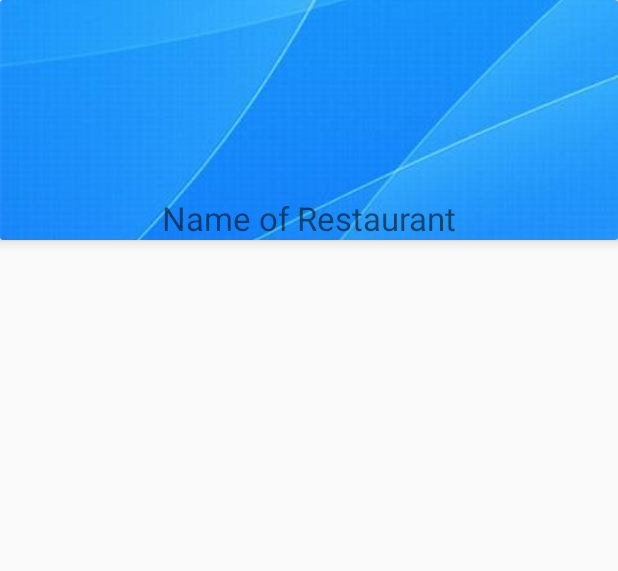
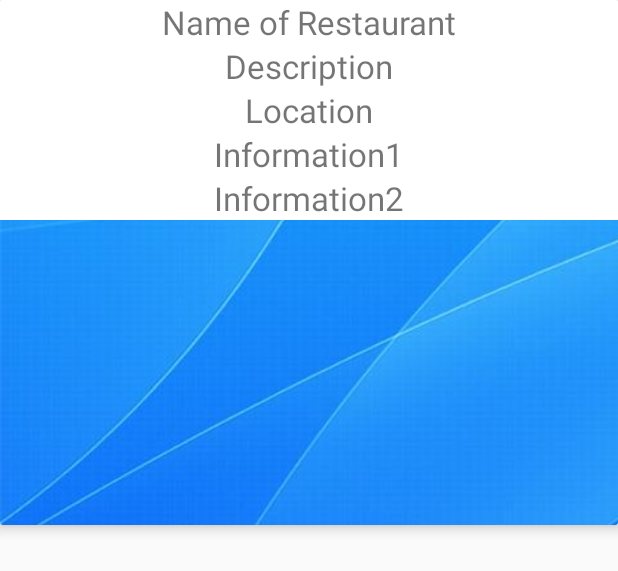
Before and after one commit to pnu-005-team1/projectTeam1, an Android app: the layout restaurant_item.xml on its own in the app's theme, with its tools: preview values and no code run, on a phone screen of 412 x 824 dp. Shown: the top 571 px of the screen. Run offline under Robolectric (Android 15) with nearby library versions, the phone set to English and light mode, and no system bars.

Commit message:
Category5(updated)

```diff
--- a/Category5/app/src/main/java/kr/ac/pusan/cse/category5/HolderV/MenuViewHolder.java
+++ b/Category5/app/src/main/java/kr/ac/pusan/cse/category5/HolderV/MenuViewHolder.java
@@ -28,6 +28,7 @@ public class MenuViewHolder extends RecyclerView.ViewHolder implements View.OnCl
 
     @Override
     public void onClick(View view){
+
         itemClickListener.onClick(view,getAdapterPosition(),false);
     }
 
--- a/Category5/app/src/main/res/layout/menu_items.xml
+++ b/Category5/app/src/main/res/layout/menu_items.xml
@@ -22,6 +22,7 @@
             android:textSize="22sp"
             android:text="Name"
             android:gravity="center"
+            android:background="@color/white"
             android:layout_alignParentBottom="true"
             />
     </RelativeLayout>
--- a/Category5/app/src/main/res/layout/restaurant_item.xml
+++ b/Category5/app/src/main/res/layout/restaurant_item.xml
@@ -3,7 +3,7 @@
     xmlns:android="http://schemas.android.com/apk/res/android"
     xmlns:app="http://schemas.android.com/apk/res-auto"
     android:layout_width="match_parent"
-    android:layout_height="160dp"
+    android:layout_height="350dp"
     app:cardElevation="5dp"
     android:layout_marginBottom="9dp">
 
@@ -15,7 +15,8 @@
             android:layout_height="match_parent"
             android:id="@+id/image_restaurant"
             android:scaleType="centerCrop"
-            android:src="@drawable/back"/>
+            android:src="@drawable/back"
+            android:layout_below="@id/name_restaurant"/>
         <TextView
             android:layout_width="match_parent"
             android:layout_height="wrap_content"
@@ -23,8 +24,49 @@
             android:textSize="22sp"
             android:text="Name of Restaurant"
             android:gravity="center"
-            android:layout_alignParentBottom="true"
+            android:background="@color/white"
             />
+        <TextView
+            android:layout_width="match_parent"
+            android:layout_height="wrap_content"
+            android:id="@+id/description_restaurant"
+            android:textSize="22sp"
+            android:text="Description"
+            android:gravity="center"
+            android:background="@color/white"
+            android:layout_below="@id/name_restaurant"
+            />
+        <TextView
+            android:layout_width="match_parent"
+            android:layout_height="wrap_content"
+            android:id="@+id/location_restaurant"
+            android:textSize="22sp"
+            android:text="Location"
+            android:gravity="center"
+            android:background="@color/white"
+            android:layout_below="@id/description_restaurant"
+            />
+        <TextView
+            android:layout_width="match_parent"
+            android:layout_height="wrap_content"
+            android:id="@+id/information_1_restaurant"
+            android:textSize="22sp"
+            android:text="Information1"
+            android:gravity="center"
+            android:background="@color/white"
+            android:layout_below="@id/location_restaurant"
+            />
+        <TextView
+            android:layout_width="match_parent"
+            android:layout_height="wrap_content"
+            android:id="@+id/information_2_restaurant"
+            android:textSize="22sp"
+            android:text="Information2"
+            android:gravity="center"
+            android:background="@color/white"
+            android:layout_below="@id/information_1_restaurant"
+            />
+
     </RelativeLayout>
 
 </android.support.v7.widget.CardView>
--- a/Category5/app/src/main/res/values/colors.xml
+++ b/Category5/app/src/main/res/values/colors.xml
@@ -3,4 +3,5 @@
     <color name="colorPrimary">#004d40</color>
     <color name="colorPrimaryDark">#303F9F</color>
     <color name="colorAccent">#39796b</color>
+    <color name ="white">#FFFFFF</color>
 </resources>
```
Also changed, not shown: Category5/app/src/main/java/kr/ac/pusan/cse/category5/HolderV/RestaurantViewHolder.java (+9 -0 lines), Category5/app/src/main/java/kr/ac/pusan/cse/category5/Home.java (+9 -2 lines), Category5/app/src/main/java/kr/ac/pusan/cse/category5/RestaurantList.java (+7 -3 lines), Category5/app/src/main/java/kr/ac/pusan/cse/category5/UserModel/Restaurants.java (+9 -4 lines), 821 other files.
